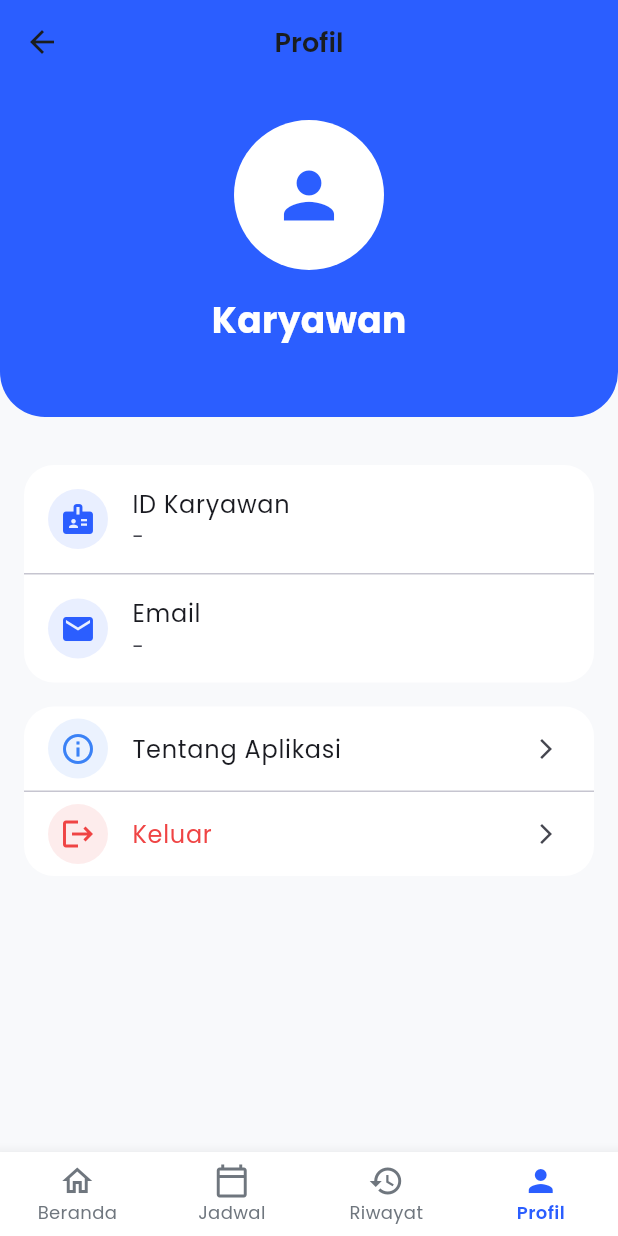
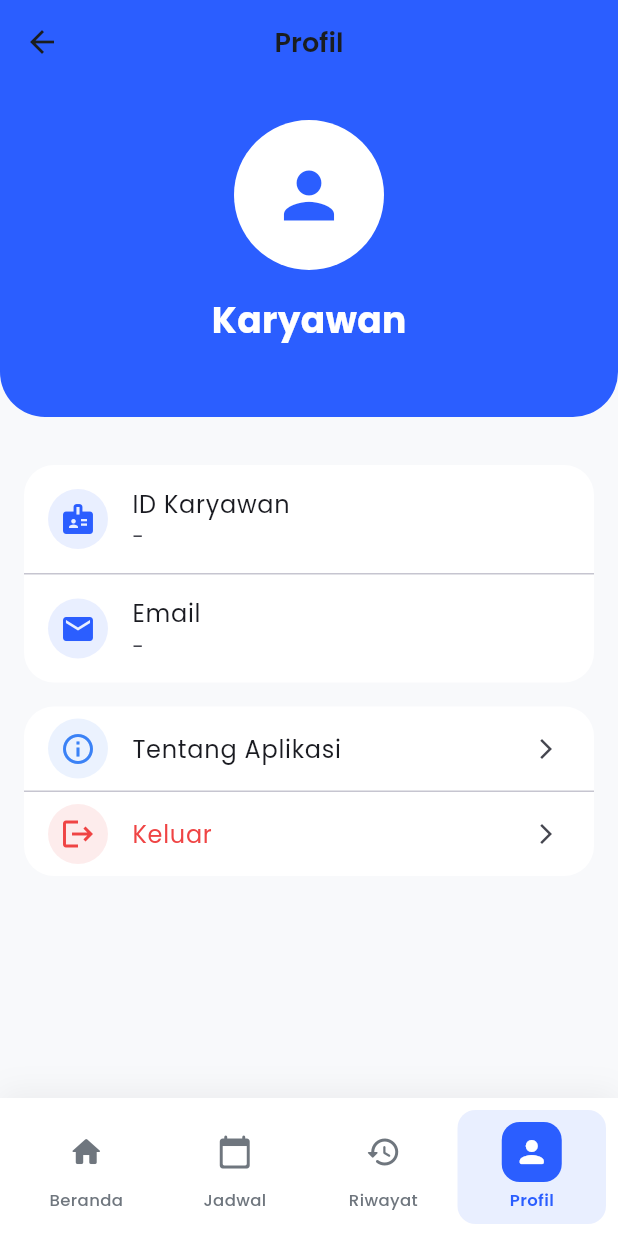
Before and after one commit to aleedoe/z-p-s6-v1, a Flutter app: the MainNavigation screen opened directly, item 4 of the bottom bar chosen, on a phone screen of 412 x 824 dp. Run offline on Flutter 3.47's test engine with Material 3 defaults, Android fonts, the phone set to English and light mode, and no system bars; our stand-ins replace dio, google_fonts, shared_preferences; missing offline and left inert: mobile_scanner; accounts and stored records are empty.

Commit message:
update main navigation

```diff
--- a/frontend/mobile/lib/presentation/pages/navigation/main_navigation.dart
+++ b/frontend/mobile/lib/presentation/pages/navigation/main_navigation.dart
@@ -26,39 +26,112 @@ class _MainNavigationState extends State<MainNavigation> {
   @override
   Widget build(BuildContext context) {
     return Scaffold(
-      body: _pages[_currentIndex],
-      bottomNavigationBar: BottomNavigationBar(
-        currentIndex: _currentIndex,
-        onTap: (index) {
+      body: AnimatedSwitcher(
+        duration: const Duration(milliseconds: 300),
+        switchInCurve: Curves.easeInOut,
+        switchOutCurve: Curves.easeInOut,
+        child: _pages[_currentIndex],
+      ),
+      bottomNavigationBar: Container(
+        decoration: BoxDecoration(
+          color: AppColors.surface,
+          boxShadow: [
+            BoxShadow(
+              color: Colors.black.withOpacity(0.05),
+              blurRadius: 16,
+              offset: const Offset(0, -4),
+            ),
+          ],
+        ),
+        child: SafeArea(
+          child: Padding(
+            padding: const EdgeInsets.symmetric(horizontal: 8, vertical: 8),
+            child: Row(
+              mainAxisAlignment: MainAxisAlignment.spaceAround,
+              children: [
+                _buildNavItem(
+                  icon: Icons.home_rounded,
+                  label: AppStrings.home,
+                  index: 0,
+                ),
+                _buildNavItem(
+                  icon: Icons.calendar_today_rounded,
+                  label: AppStrings.schedule,
+                  index: 1,
+                ),
+                _buildNavItem(
+                  icon: Icons.history_rounded,
+                  label: AppStrings.history,
+                  index: 2,
+                ),
+                _buildNavItem(
+                  icon: Icons.person_rounded,
+                  label: AppStrings.profile,
+                  index: 3,
+                ),
+              ],
+            ),
+          ),
+        ),
+      ),
+    );
+  }
+
+  Widget _buildNavItem({
+    required IconData icon,
+    required String label,
+    required int index,
+  }) {
+    final isSelected = _currentIndex == index;
+
+    return Expanded(
+      child: GestureDetector(
+        onTap: () {
           setState(() {
             _currentIndex = index;
           });
         },
-        type: BottomNavigationBarType.fixed,
-        selectedItemColor: AppColors.primary,
-        unselectedItemColor: AppColors.textSecondary,
-        items: const [
-          BottomNavigationBarItem(
-            icon: Icon(Icons.home_outlined),
-            activeIcon: Icon(Icons.home),
-            label: AppStrings.home,
+        child: AnimatedContainer(
+          duration: const Duration(milliseconds: 250),
+          curve: Curves.easeInOut,
+          padding: const EdgeInsets.symmetric(vertical: 8, horizontal: 12),
+          decoration: BoxDecoration(
+            color: isSelected
+                ? AppColors.primary.withOpacity(0.1)
+                : Colors.transparent,
+            borderRadius: BorderRadius.circular(12),
           ),
-          BottomNavigationBarItem(
-            icon: Icon(Icons.calendar_today_outlined),
-            activeIcon: Icon(Icons.calendar_today),
-            label: AppStrings.schedule,
+          child: Column(
+            mainAxisSize: MainAxisSize.min,
+            children: [
+              AnimatedContainer(
+                duration: const Duration(milliseconds: 250),
+                curve: Curves.easeInOut,
+                padding: const EdgeInsets.all(8),
+                decoration: BoxDecoration(
+                  color: isSelected ? AppColors.primary : Colors.transparent,
+                  borderRadius: BorderRadius.circular(12),
+                ),
+                child: Icon(
+                  icon,
+                  color: isSelected ? Colors.white : AppColors.textSecondary,
+                  size: 24,
+                ),
+              ),
+              const SizedBox(height: 4),
+              Text(
+                label,
+                style: TextStyle(
+                  fontSize: 11,
+                  fontWeight: isSelected ? FontWeight.w600 : FontWeight.w500,
+                  color: isSelected
+                      ? AppColors.primary
+                      : AppColors.textSecondary,
+                ),
+              ),
+            ],
           ),
-          BottomNavigationBarItem(
-            icon: Icon(Icons.history_outlined),
-            activeIcon: Icon(Icons.history),
-            label: AppStrings.history,
-          ),
-          BottomNavigationBarItem(
-            icon: Icon(Icons.person_outline),
-            activeIcon: Icon(Icons.person),
-            label: AppStrings.profile,
-          ),
-        ],
+        ),
       ),
     );
   }
```
